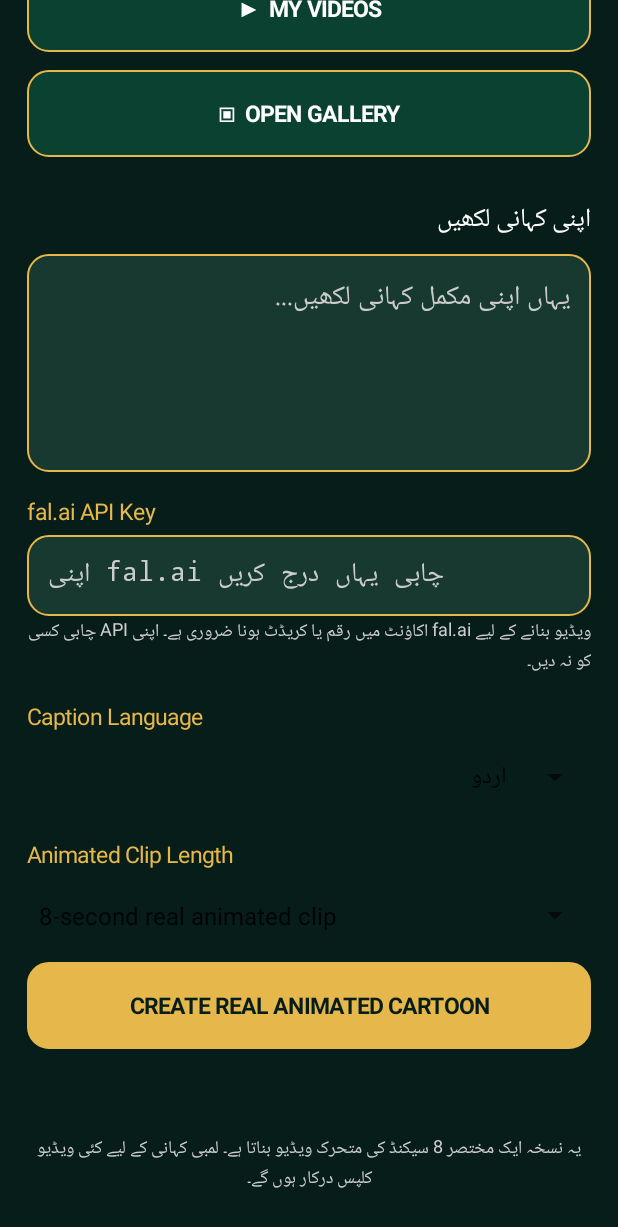
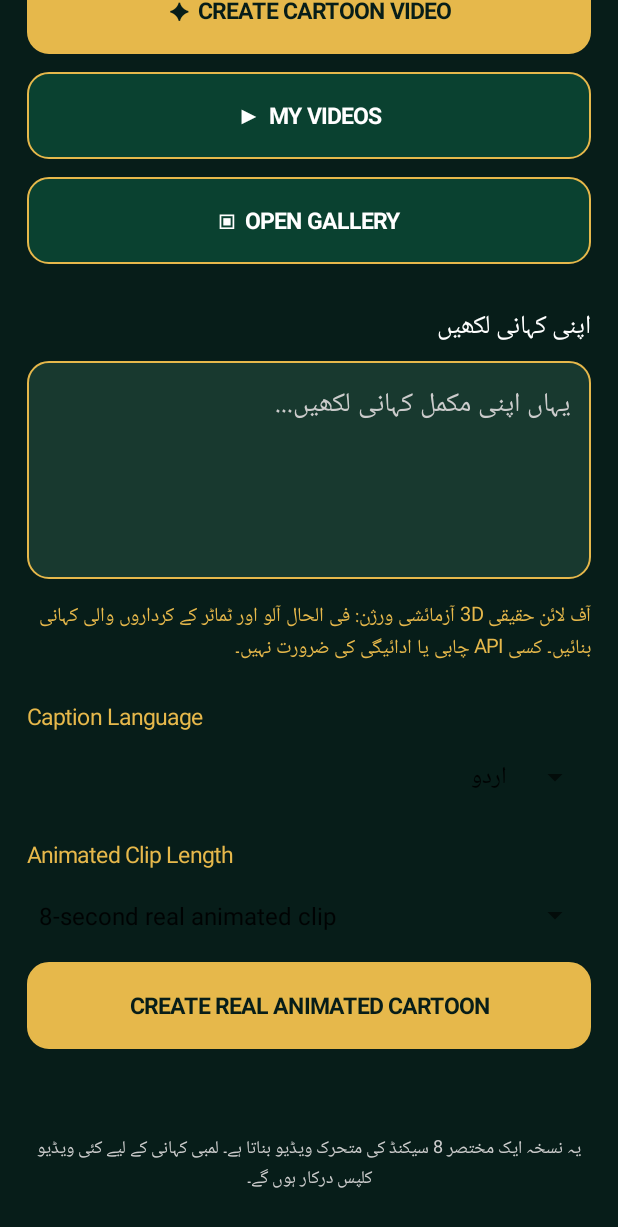
Before and after one commit to qaisarmughal866-dot/MughalAIStudio, an Android app: the screen it shows after launch (MainActivity), after a tap on "✦ CREATE CARTOON VIDEO", on a phone screen of 412 x 824 dp. Shown: the top 1227 px of the screen. Run offline under Robolectric (Android 15) with nearby library versions, the phone set to English and light mode, and no system bars; 2 other taps on this screen came first.

Commit message:
Switch app UI to offline 3D video generation without paid API

```diff
--- a/app/src/main/java/com/mughalai/studio/MainActivity.java
+++ b/app/src/main/java/com/mughalai/studio/MainActivity.java
@@ -26,7 +26,7 @@ import java.util.concurrent.ExecutorService;
 import java.util.concurrent.Executors;
 
 public class MainActivity extends Activity {
-    private EditText story, apiKey;
+    private EditText story;
     private Spinner duration, language;
     private TextView status, createButton;
     private final ExecutorService worker =
@@ -71,7 +71,7 @@ public class MainActivity extends Activity {
         root.addView(heading);
 
         TextView intro = new TextView(this);
-        intro.setText("YOUR STORY • YOUR CARTOON");
+        intro.setText("YOUR STORY • OFFLINE 3D CARTOON");
         intro.setTextColor(Color.LTGRAY);
         intro.setGravity(Gravity.CENTER);
         intro.setPadding(0,dp(6),0,dp(18));
@@ -104,31 +104,12 @@ public class MainActivity extends Activity {
         story.setBackground(box(Color.rgb(24,57,47)));
         root.addView(story,new LinearLayout.LayoutParams(-1,dp(145)));
 
-        TextView apiLabel = new TextView(this);
-        apiLabel.setText("fal.ai API Key");
-        apiLabel.setTextColor(gold);
-        apiLabel.setTextSize(15);
-        apiLabel.setPadding(0,dp(16),0,dp(5));
-        root.addView(apiLabel);
-
-        apiKey = new EditText(this);
-        apiKey.setTextColor(Color.WHITE);
-        apiKey.setHintTextColor(Color.LTGRAY);
-        apiKey.setHint("اپنی fal.ai چابی یہاں درج کریں");
-        apiKey.setSingleLine(true);
-        apiKey.setInputType(android.text.InputType.TYPE_CLASS_TEXT |
-                android.text.InputType.TYPE_TEXT_VARIATION_PASSWORD);
-        apiKey.setPadding(dp(14),dp(12),dp(14),dp(12));
-        apiKey.setBackground(box(Color.rgb(24,57,47)));
-        apiKey.setText(getSharedPreferences("mughal_settings",MODE_PRIVATE)
-                .getString("fal_api_key",""));
-        root.addView(apiKey,new LinearLayout.LayoutParams(-1,dp(54)));
-
-        TextView apiNote = new TextView(this);
-        apiNote.setText("ویڈیو بنانے کے لیے fal.ai اکاؤنٹ میں رقم یا کریڈٹ ہونا ضروری ہے۔ اپنی API چابی کسی کو نہ دیں۔");
-        apiNote.setTextColor(Color.LTGRAY);
-        apiNote.setTextSize(12);
-        root.addView(apiNote);
+        TextView modeNote = new TextView(this);
+        modeNote.setText("آف لائن حقیقی 3D آزمائشی ورژن: فی الحال آلو اور ٹماٹر کے کرداروں والی کہانی بنائیں۔ کسی API چابی یا ادائیگی کی ضرورت نہیں۔");
+        modeNote.setTextColor(gold);
+        modeNote.setTextSize(13);
+        modeNote.setPadding(0,dp(14),0,dp(8));
+        root.addView(modeNote);
 
         language = addSpinner(root,"Caption Language",
                 new String[]{"اردو","English"});
@@ -209,15 +190,6 @@ public class MainActivity extends Activity {
             return;
         }
         final boolean english = language.getSelectedItemPosition() == 1;
-        final String falKey = apiKey.getText().toString().trim();
-        if (falKey.isEmpty()) {
-            apiKey.setError("fal.ai API چابی درج کریں");
-            status.setText("ویڈیو بنانے کے لیے fal.ai کی چابی درج کریں۔");
-            return;
-        }
-        getSharedPreferences("mughal_settings",MODE_PRIVATE).edit()
-                .putString("fal_api_key",falKey).apply();
-
         createButton.setEnabled(false);
         status.setText("کارٹون ویڈیو تیار کی جا رہی ہے...");
         worker.execute(() -> {
@@ -228,8 +200,10 @@ public class MainActivity extends Activity {
                     throw new Exception("Cannot create video folder");
                 output = new File(folder,"Animated_Cartoon_" + System.currentTimeMillis() + ".mp4");
                 final File target = output;
-                VeoVideoGenerator.generate(text,falKey,english,target,
-                        message -> runOnUiThread(() -> status.setText(message)));
+                VideoRenderer.render(text,target,8,english,
+                        (frame,total) -> runOnUiThread(() ->
+                                status.setText("حقیقی 3D ویڈیو تیار ہو رہی ہے: "
+                                        + (frame * 100 / Math.max(1,total)) + "%")));
                 String message = saveToGallery(target);
                 runOnUiThread(() -> {
                     status.setText("اصل اینیمیٹڈ کارٹون ویڈیو بن گئی!\\n" + message);
```
